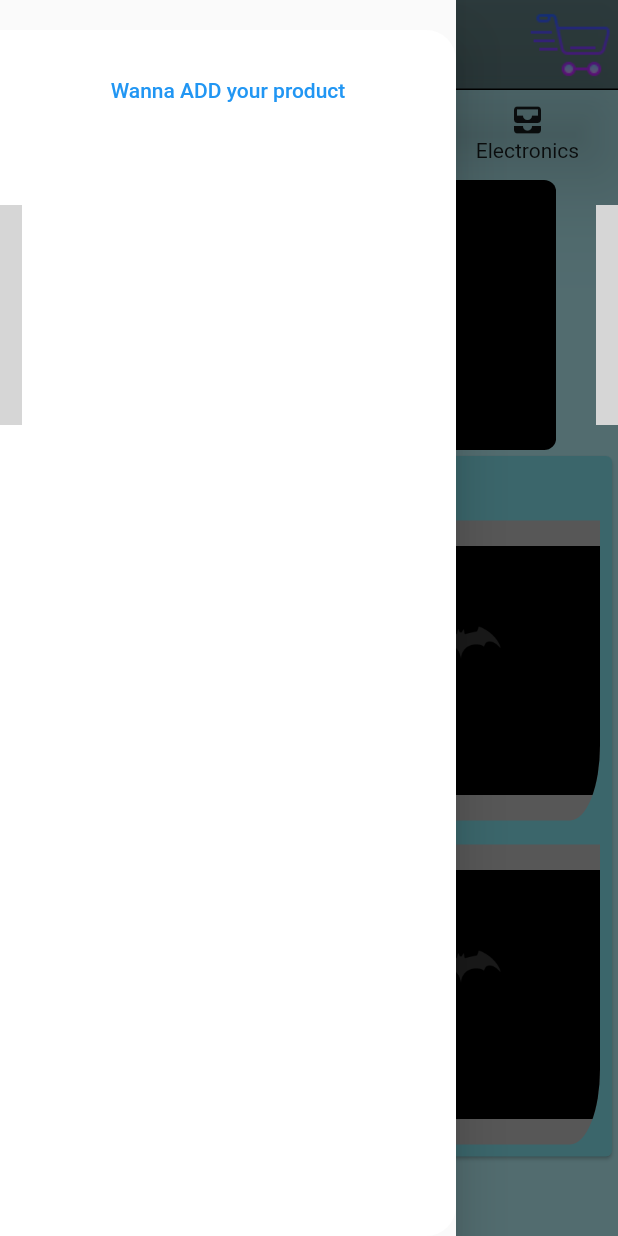
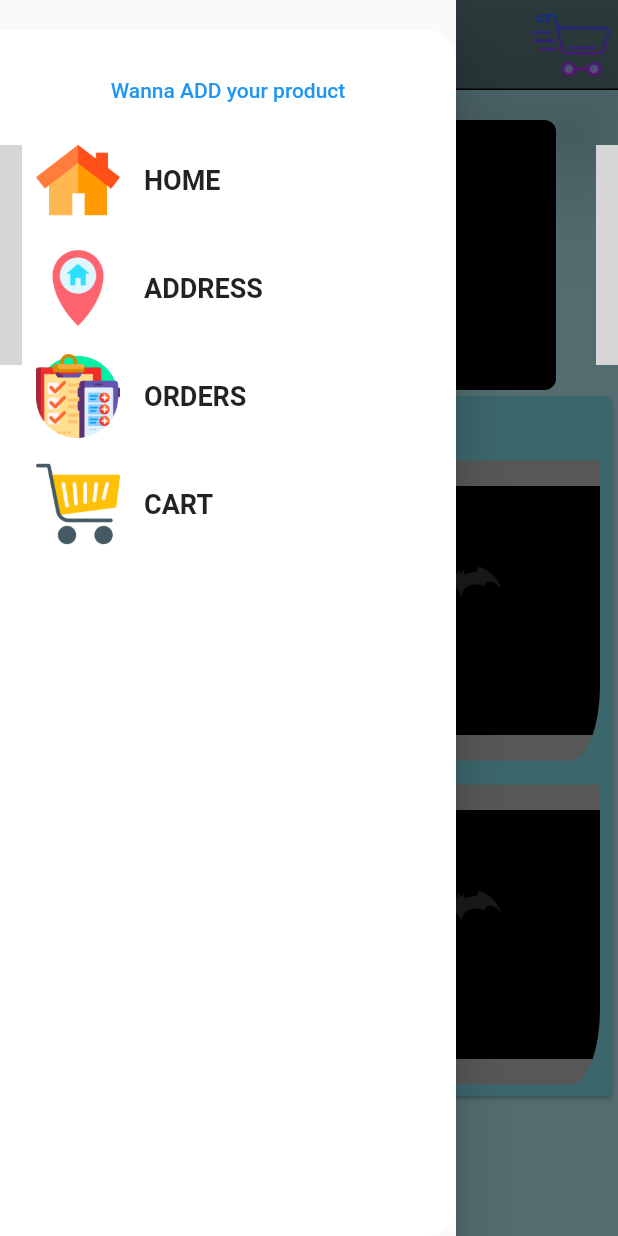
Before and after one commit to venn710/Ecommerce, a Flutter app: the HomePage screen opened directly, with the side drawer open, on a phone screen of 412 x 824 dp. Run offline on Flutter 3.47's test engine with Material 2 defaults, Android fonts, the phone set to English and light mode, and no system bars; drawn by our look-alikes of carousel_slider; our stand-ins replace firebase_auth, firebase_core, flutter_image_compress, flutter_secure_storage, image_picker, shared_preferences; missing offline and left inert: mongo_dart, pointycastle, razorpay_flutter; accounts and stored records are empty; network calls fail; grey boxes are pictures that could not be loaded.

Commit message:
added drawer,orders,addresses pages modified payments file

```diff
--- a/lib/cart.dart
+++ b/lib/cart.dart
@@ -71,6 +71,11 @@ class _CartState extends State<Cart> {
   @override
   Widget build(BuildContext context) {
     return Scaffold(
+      appBar: AppBar(
+        title: Text("Cart"),
+        centerTitle: true,
+        backgroundColor: Color.fromRGBO(220, 20, 60,0.6),
+      ),
       body: Container(
         child: (_load)?Center(child: CircularProgressIndicator()):
         (fl)?Noitems():
--- a/lib/screens/Homescreen.dart
+++ b/lib/screens/Homescreen.dart
@@ -1,11 +1,16 @@
 import 'dart:convert';
 
 import 'package:carousel_slider/carousel_slider.dart';
+import 'package:flutter/cupertino.dart';
 import 'package:flutter/material.dart';
+import 'package:flutter/widgets.dart';
 import 'package:fresh/add.dart';
+import 'package:fresh/address.dart';
 import 'package:fresh/cart.dart';
 import 'package:fresh/footwear.dart';
+import 'package:fresh/orders.dart';
 import 'package:fresh/women.dart';
+import 'package:http/http.dart';
 import 'package:mongo_dart/mongo_dart.dart' show Db;
 import 'package:pointycastle/digests/sha256.dart';
 import 'package:shared_preferences/shared_preferences.dart';
@@ -18,6 +23,8 @@ class HomePage extends StatefulWidget {
 
 class _HomePageState extends State<HomePage> {
   String usermail='';
+  bool _loader=false;
+  List finres;
   void initState()
   {
     super.initState();
@@ -49,7 +56,7 @@ class _HomePageState extends State<HomePage> {
           child: Image.asset('assets/images/cart3.png'))
       ],
       shape: Border(
-bottom: BorderSide(style:(BorderStyle.solid))
+      bottom: BorderSide(style:(BorderStyle.solid))
       ),
       ),
       drawer: Drawer(
@@ -68,7 +75,30 @@ bottom: BorderSide(style:(BorderStyle.solid))
               TextButton(
                 onPressed: ()=>Navigator.push(context,MaterialPageRoute(builder: (context)=>Add())),
                 child: Center(child: Text("Wanna ADD your product"),)),
+                GestureDetector(
+                  onTap: ()=>Navigator.of(context).pop(),
+                  child: Drawercard(imgpath: 'assets/images/home.png',name: "HOME",)),
+                GestureDetector(
+                  onTap: ()async{
+                    setState(() {
+                      _loader=true;
+                    });
 
+                    var res=await get(Uri.parse('https://fresh48.herokuapp.com/address/$usermail'));
+                    finres=jsonDecode(res.body);
+                    setState(() {
+                      _loader=false;
+                    });
+                  Navigator.push(context,MaterialPageRoute(builder: (context){
+                    return AddressDetails(fun: null,li:finres);
+                    }));},
+                  child: Drawercard(imgpath: 'assets/images/home-address.png',name: "ADDRESS",)),
+                GestureDetector(
+                  onTap: ()=>Navigator.push(context,MaterialPageRoute(builder: (context)=>Orders(user:usermail),)),
+                  child: Drawercard(imgpath: 'assets/images/order.png',name: "ORDERS",)),
+                GestureDetector(
+                  onTap: ()=>Navigator.push(context,MaterialPageRoute(builder: (context)=>Cart(user:usermail),)),
+                  child: Drawercard(imgpath: 'assets/images/carts.png',name: "CART",)),
             ],
           ),
             ),
@@ -76,52 +106,10 @@ bottom: BorderSide(style:(BorderStyle.solid))
         ),
       ),
 backgroundColor: Colors.cyan[100],
-      body:SafeArea(
+      body:(_loader)?CircularProgressIndicator():SafeArea(
               child: ListView(
           children: [
-            Container(
-              color: Colors.cyan[100],
-              height:60,
-                child: Padding(
-                  padding: const EdgeInsets.all(8.0),
-                  child: ListView(
-                  scrollDirection: Axis.horizontal,
-                  children: [
-                    GestureDetector(
-                      onTap: (){
-                        final passss="venn@213ghjkjmb1";
-            var utfdata=utf8.encode(passss);
-            print(utfdata);
-            final d=new SHA256Digest();
-            var restt=d.process(utfdata);
-            // var decdata=utf8.decode(restt);
-            // print(decdata);
-                      },
-                      child: Padding(
-                        padding: const EdgeInsets.symmetric(horizontal: 30),
-                        child: Column(children: [Icon(Icons.all_inbox),Text("ALL")]),
-                      ),
-                    ),
-                    Padding(
-                      padding: const EdgeInsets.symmetric(horizontal: 30),
-                      child: Column(children: [Icon(Icons.all_inbox),Text("Men")]),
-                    ),
-                    Padding(
-                      padding: const EdgeInsets.symmetric(horizontal: 30),
-                      child: Column(children: [Icon(Icons.all_inbox),Text("Women")]),
-                    ),
-                    Padding(
-                      padding: const EdgeInsets.symmetric(horizontal: 30),
-                      child: Column(children: [Icon(Icons.all_inbox),Text("Electronics")]),
-                    ),
-                    Padding(
-                      padding: const EdgeInsets.symmetric(horizontal: 30),
-                      child: Column(children: [Icon(Icons.all_inbox),Text("Furniture")]),
-                    ),
-                  ],
-              ),
-                ),
-            ),
+            SizedBox(height: 20,),
             CarouselSlider(
               items: [
                 Container(
@@ -261,3 +249,19 @@ backgroundColor: Colors.cyan[100],
     );
   }
 }
+
+class Drawercard extends StatelessWidget {
+  String imgpath;
+  String name;
+  Drawercard({this.imgpath,this.name});
+  @override
+  Widget build(BuildContext context) {
+    return Padding(
+      padding: const EdgeInsets.all(8.0),
+      child: ListTile(
+        leading: Image.asset(imgpath),
+        title: Text(name,style:TextStyle(fontSize: 18,fontWeight: FontWeight.bold))
+      ),
+    );
+  }
+}
--- a/lib/screens/Individual.dart
+++ b/lib/screens/Individual.dart
@@ -184,7 +184,7 @@ class _BottomCardState extends State<BottomCard> {
                               Expanded(
                                 flex: 5,
                                 child:GestureDetector(
-                                  onTap: ()=>Navigator.push(context,MaterialPageRoute(builder: (context)=>Paymants(data:widget.p2))),
+                                  onTap: ()=>Navigator.push(context,MaterialPageRoute(builder: (context)=>Paymants(data:Product(brand: widget.p2.brand,desc: widget.p2.desc,price: widget.p2.price,title: widget.p2.title,id: widget.p2.id,image: widget.p2.image,size: widget.p2.size,quant:quant)))),
                                   child: Material(
                                     color: Colors.white,
                                     borderRadius: BorderRadius.circular(30),child: Padding(
```
Also changed, not shown: lib/address.dart (added, +76 -0 lines), lib/orders.dart (+55 -19 lines), lib/payments.dart (+49 -75 lines), assets/images/beard.png (added), assets/images/carts.png (added), assets/images/home-address.png (added), assets/images/home-icon-silhouette.png (added), assets/images/home.png (added), assets/images/order.png (added).
